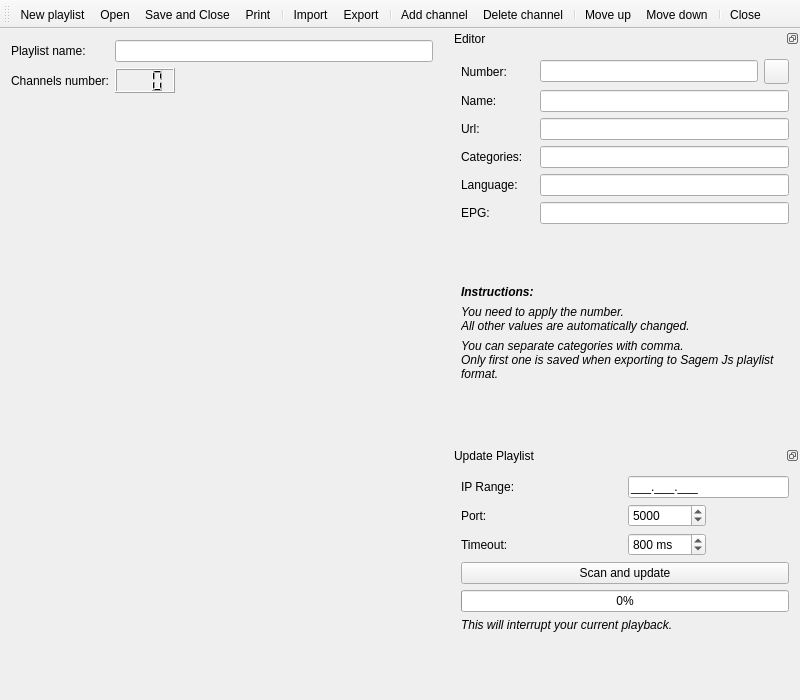
Qt form src/ui/playlist/PlaylistEdit.ui (ntadej/tano) before a commit.
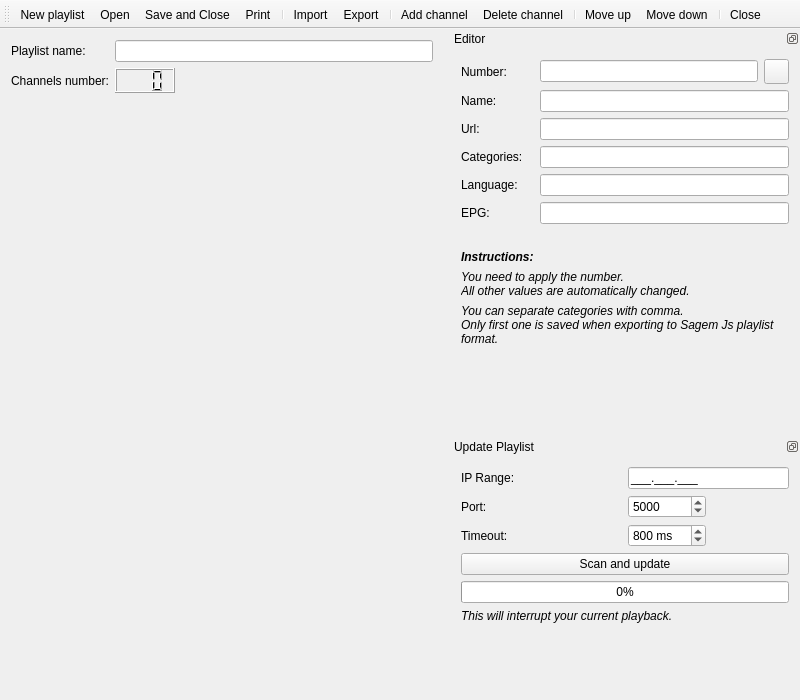
The same form after that commit. Icons and pictures are not drawn. Custom widgets are drawn as their Qt base class.

```diff
--- a/src/ui/playlist/PlaylistEdit.ui
+++ b/src/ui/playlist/PlaylistEdit.ui
@@ -108,7 +108,7 @@
    <property name="minimumSize">
     <size>
      <width>350</width>
-     <height>312</height>
+     <height>329</height>
     </size>
    </property>
    <property name="maximumSize">
@@ -266,17 +266,11 @@
       </widget>
      </item>
      <item row="8" column="0" colspan="3">
-      <spacer name="verticalSpacer_3">
-       <property name="orientation">
-        <enum>Qt::Vertical</enum>
+      <widget class="QLabel" name="labelSeparator">
+       <property name="text">
+        <string/>
        </property>
-       <property name="sizeHint" stdset="0">
-        <size>
-         <width>20</width>
-         <height>40</height>
-        </size>
-       </property>
-      </spacer>
+      </widget>
      </item>
     </layout>
    </widget>
```
